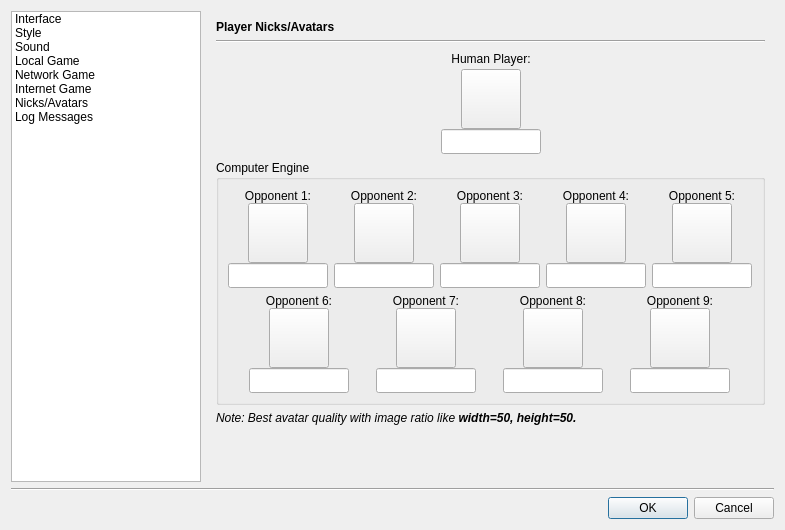
Above: src/gui/qt/settingsdialog.ui from pokerth/pokerth before the change. Below: the same form after it.
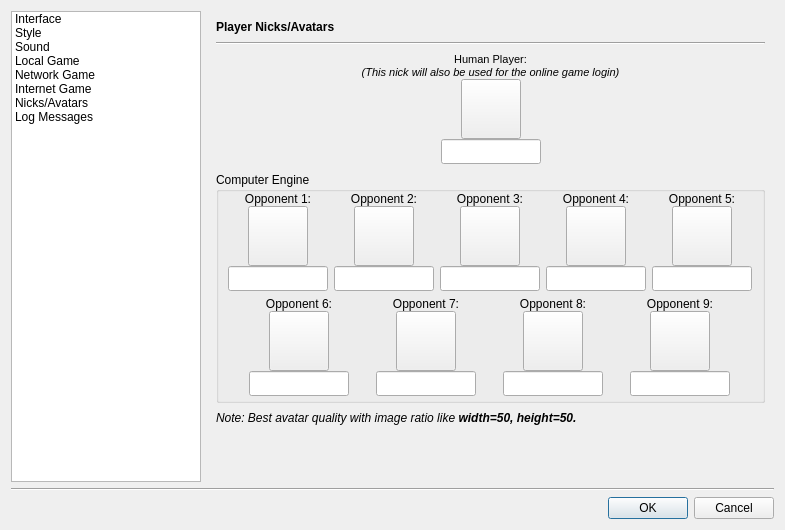
That is the form after the change. The open tabs and pages were chosen to show the change. Icons and pictures are not drawn. Custom widgets are drawn as their Qt base class.

Commit message: local nick will also be used as online game login name

Patch:
```diff
--- a/src/gui/qt/settingsdialog.ui
+++ b/src/gui/qt/settingsdialog.ui
@@ -1713,6 +1713,12 @@
        </widget>
        <widget class="QWidget" name="page_3">
         <layout class="QGridLayout" name="gridLayout_10">
+         <property name="bottomMargin">
+          <number>1</number>
+         </property>
+         <property name="verticalSpacing">
+          <number>8</number>
+         </property>
          <item row="0" column="0">
           <widget class="QLabel" name="label_7">
            <property name="styleSheet">
@@ -1740,30 +1746,16 @@
              <property name="orientation">
               <enum>Qt::Horizontal</enum>
              </property>
-             <property name="sizeHint" stdset="0">
-              <size>
-               <width>40</width>
-               <height>20</height>
-              </size>
-             </property>
             </spacer>
            </item>
            <item row="0" column="1" colspan="3">
             <widget class="QLabel" name="label_8">
-             <property name="sizePolicy">
-              <sizepolicy hsizetype="Fixed" vsizetype="Fixed">
-               <horstretch>0</horstretch>
-               <verstretch>0</verstretch>
-              </sizepolicy>
-             </property>
-             <property name="maximumSize">
-              <size>
-               <width>200</width>
-               <height>16777215</height>
-              </size>
-             </property>
              <property name="text">
-              <string>Human Player:</string>
+              <string>&lt;!DOCTYPE HTML PUBLIC &quot;-//W3C//DTD HTML 4.0//EN&quot; &quot;http://www.w3.org/TR/REC-html40/strict.dtd&quot;&gt;
+&lt;html&gt;&lt;head&gt;&lt;meta name=&quot;qrichtext&quot; content=&quot;1&quot; /&gt;&lt;style type=&quot;text/css&quot;&gt;
+p, li { white-space: pre-wrap; }
+&lt;/style&gt;&lt;/head&gt;&lt;body style=&quot; font-family:'Nimbus Sans L'; font-size:8pt; font-weight:400; font-style:normal;&quot;&gt;
+&lt;p align=&quot;center&quot; style=&quot; margin-top:0px; margin-bottom:0px; margin-left:0px; margin-right:0px; -qt-block-indent:0; text-indent:0px;&quot;&gt;Human Player:&lt;br /&gt;&lt;span style=&quot; font-style:italic;&quot;&gt;(This nick will also be used for the online game login)&lt;/span&gt;&lt;/p&gt;&lt;/body&gt;&lt;/html&gt;</string>
              </property>
              <property name="alignment">
               <set>Qt::AlignCenter</set>
@@ -1775,12 +1767,6 @@
              <property name="orientation">
               <enum>Qt::Horizontal</enum>
              </property>
-             <property name="sizeHint" stdset="0">
-              <size>
-               <width>40</width>
-               <height>20</height>
-              </size>
-             </property>
             </spacer>
            </item>
            <item row="1" column="0" colspan="5">
@@ -1897,6 +1883,12 @@
             <string>Computer Engine</string>
            </property>
            <layout class="QGridLayout" name="gridLayout_11">
+            <property name="topMargin">
+             <number>0</number>
+            </property>
+            <property name="bottomMargin">
+             <number>4</number>
+            </property>
             <item row="0" column="0">
              <layout class="QHBoxLayout" name="horizontalLayout_3">
               <item>
```
The commit also changes 2 other files.
